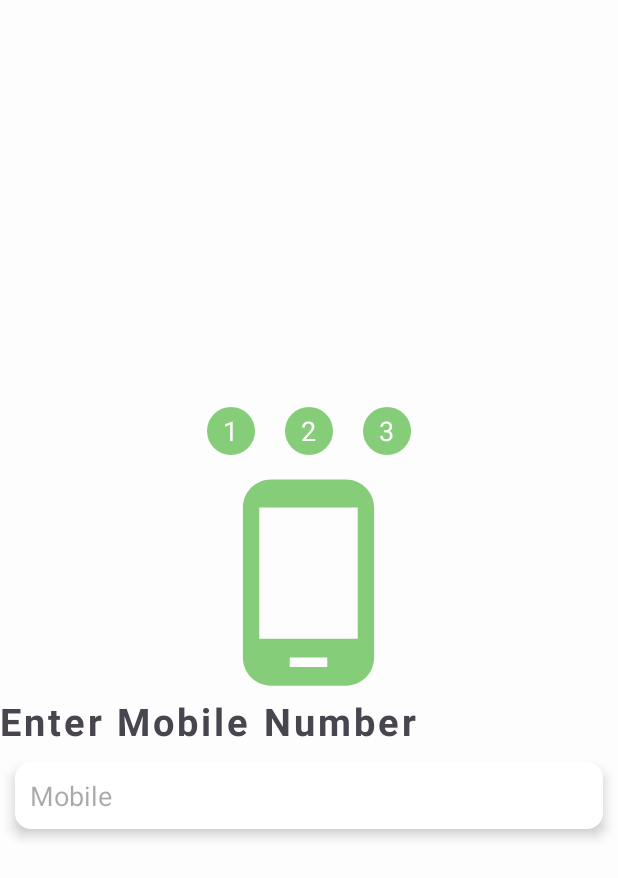
After one commit to Mynkara08/Chat_Messenger, an Android app: the LoginNumberActivity screen opened directly, with no data from a screen before it, on a phone screen of 412 x 824 dp. The commit adds this screen. Shown: the top 878 px of the screen. Run offline under Robolectric (Android 15) with nearby library versions, the phone set to English and light mode, and no system bars.

Commit message:
login page

```diff
--- a/app/build.gradle.kts
+++ b/app/build.gradle.kts
@@ -45,4 +45,5 @@ dependencies {
     testImplementation(libs.junit)
     androidTestImplementation(libs.androidx.junit)
     androidTestImplementation(libs.androidx.espresso.core)
+    implementation 'com.hbb20:android-country-picker:2.5.0'
 }
--- a/app/src/main/AndroidManifest.xml
+++ b/app/src/main/AndroidManifest.xml
@@ -13,19 +13,20 @@
         android:theme="@style/Theme.Chat_Messenger"
         tools:targetApi="31">
         <activity
+            android:name=".LoginNumberActivity"
+            android:exported="false" />
+        <activity
             android:name=".Splash_Activity"
             android:exported="true">
-        <intent-filter>
-            <action android:name="android.intent.action.MAIN" />
+            <intent-filter>
+                <action android:name="android.intent.action.MAIN" />
 
-            <category android:name="android.intent.category.LAUNCHER" />
-        </intent-filter>
+                <category android:name="android.intent.category.LAUNCHER" />
+            </intent-filter>
         </activity>
         <activity
             android:name=".MainActivity"
-            android:exported="false">
-
-        </activity>
+            android:exported="false"></activity>
     </application>
 
 </manifest>
--- /dev/null
+++ b/app/src/main/java/mynk/ara/chat_messenger/LoginNumberActivity.kt
@@ -0,0 +1,20 @@
+package mynk.ara.chat_messenger
+
+import android.os.Bundle
+import androidx.activity.enableEdgeToEdge
+import androidx.appcompat.app.AppCompatActivity
+import androidx.core.view.ViewCompat
+import androidx.core.view.WindowInsetsCompat
+
+class LoginNumberActivity : AppCompatActivity() {
+    override fun onCreate(savedInstanceState: Bundle?) {
+        super.onCreate(savedInstanceState)
+        enableEdgeToEdge()
+        setContentView(R.layout.activity_login_number)
+        ViewCompat.setOnApplyWindowInsetsListener(findViewById(R.id.main)) { v, insets ->
+            val systemBars = insets.getInsets(WindowInsetsCompat.Type.systemBars())
+            v.setPadding(systemBars.left, systemBars.top, systemBars.right, systemBars.bottom)
+            insets
+        }
+    }
+}
--- /dev/null
+++ b/app/src/main/res/drawable/circular_bg.xml
@@ -0,0 +1,4 @@
+<?xml version="1.0" encoding="utf-8"?>
+<shape android:shape="oval" xmlns:android="http://schemas.android.com/apk/res/android">
+
+</shape>
--- /dev/null
+++ b/app/src/main/res/drawable/edit_text_rounded_corner.xml
@@ -0,0 +1,6 @@
+<?xml version="1.0" encoding="utf-8"?>
+<shape android:shape="rectangle" xmlns:android="http://schemas.android.com/apk/res/android">
+   <stroke android:width="1dp" android:color="@color/white"/>
+    <corners android:radius="10dp"/>
+    <solid android:color="@color/white"/>
+</shape>
--- /dev/null
+++ b/app/src/main/res/drawable/phone_icon.xml
@@ -0,0 +1,5 @@
+<vector xmlns:android="http://schemas.android.com/apk/res/android" android:height="100dp" android:tint="#0A3D64" android:viewportHeight="24" android:viewportWidth="24" android:width="100dp">
+
+    <path android:fillColor="@android:color/white" android:pathData="M16,1L8,1C6.34,1 5,2.34 5,4v16c0,1.66 1.34,3 3,3h8c1.66,0 3,-1.34 3,-3L19,4c0,-1.66 -1.34,-3 -3,-3zM14,21h-4v-1h4v1zM17.25,18L6.75,18L6.75,4h10.5v14z"/>
+
+</vector>
--- /dev/null
+++ b/app/src/main/res/layout/activity_login_number.xml
@@ -0,0 +1,91 @@
+<?xml version="1.0" encoding="utf-8"?>
+<LinearLayout xmlns:android="http://schemas.android.com/apk/res/android"
+    xmlns:app="http://schemas.android.com/apk/res-auto"
+    xmlns:tools="http://schemas.android.com/tools"
+    android:id="@+id/main"
+    android:layout_width="match_parent"
+    android:orientation="vertical"
+    android:layout_height="match_parent"
+    android:gravity="center"
+    tools:context=".LoginNumberActivity">
+
+    <LinearLayout
+        android:layout_width="match_parent"
+        android:layout_height="wrap_content"
+        android:gravity="center">
+        <RelativeLayout
+            android:layout_width="32dp"
+            android:layout_height="32dp"
+            android:background="@drawable/circular_bg"
+            android:layout_margin="10dp"
+            android:backgroundTint="@color/my_primary">
+            <TextView
+                android:layout_width="wrap_content"
+                android:layout_height="wrap_content"
+                android:layout_centerInParent="true"
+                android:textColor="@color/white"
+                android:textSize="18sp"
+                android:text="1"/>
+        </RelativeLayout>
+        <RelativeLayout
+            android:layout_width="32dp"
+            android:layout_height="32dp"
+            android:background="@drawable/circular_bg"
+            android:layout_margin="10dp"
+            android:backgroundTint="@color/my_primary">
+            <TextView
+                android:layout_width="wrap_content"
+                android:layout_height="wrap_content"
+                android:layout_centerInParent="true"
+                android:textColor="@color/white"
+                android:textSize="18sp"
+                android:text="2"/>
+        </RelativeLayout>
+        <RelativeLayout
+            android:layout_width="32dp"
+            android:layout_height="32dp"
+            android:background="@drawable/circular_bg"
+            android:layout_margin="10dp"
+            android:backgroundTint="@color/my_primary">
+            <TextView
+                android:layout_width="wrap_content"
+                android:layout_height="wrap_content"
+                android:layout_centerInParent="true"
+                android:textColor="@color/white"
+                android:textSize="18sp"
+                android:text="3"/>
+        </RelativeLayout>
+    </LinearLayout>
+    <ImageView
+        android:layout_width="150dp"
+        android:layout_height="150dp"
+        android:src="@drawable/phone_icon"
+        app:tint="@color/my_primary"/>
+    <TextView
+        android:layout_width="match_parent"
+        android:layout_height="wrap_content"
+        android:text="Enter Mobile Number"
+        android:layout_gravity="center_vertical"
+        android:letterSpacing="0.08"
+        android:textStyle="bold"
+        android:textSize="25sp"
+        />
+    <LinearLayout
+        android:layout_width="match_parent"
+        android:layout_height="wrap_content">
+
+
+        <EditText
+            android:layout_width="match_parent"
+            android:layout_height="wrap_content"
+            android:padding="10dp"
+            android:hint="Mobile"
+            android:inputType="phone"
+            android:layout_margin="10dp"
+            android:background="@drawable/edit_text_rounded_corner"
+            android:elevation="5dp"
+            />
+    </LinearLayout>
+
+
+</LinearLayout>
--- a/app/src/main/res/layout/activity_splash.xml
+++ b/app/src/main/res/layout/activity_splash.xml
@@ -20,7 +20,7 @@
     <TextView
         android:layout_width="wrap_content"
         android:layout_height="wrap_content"
-        android:text="@string/app_name"
+        android:text="Chat Messenger"
         android:textSize="25sp"
         android:textColor="@color/white"
         android:textStyle="bold"
```
